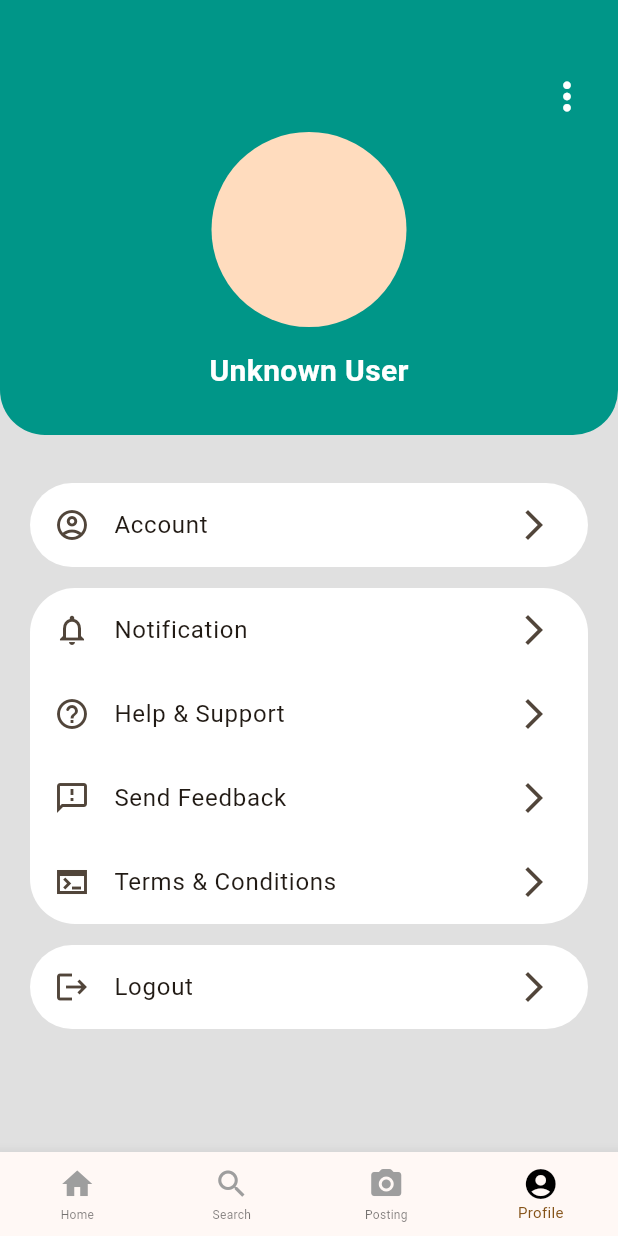
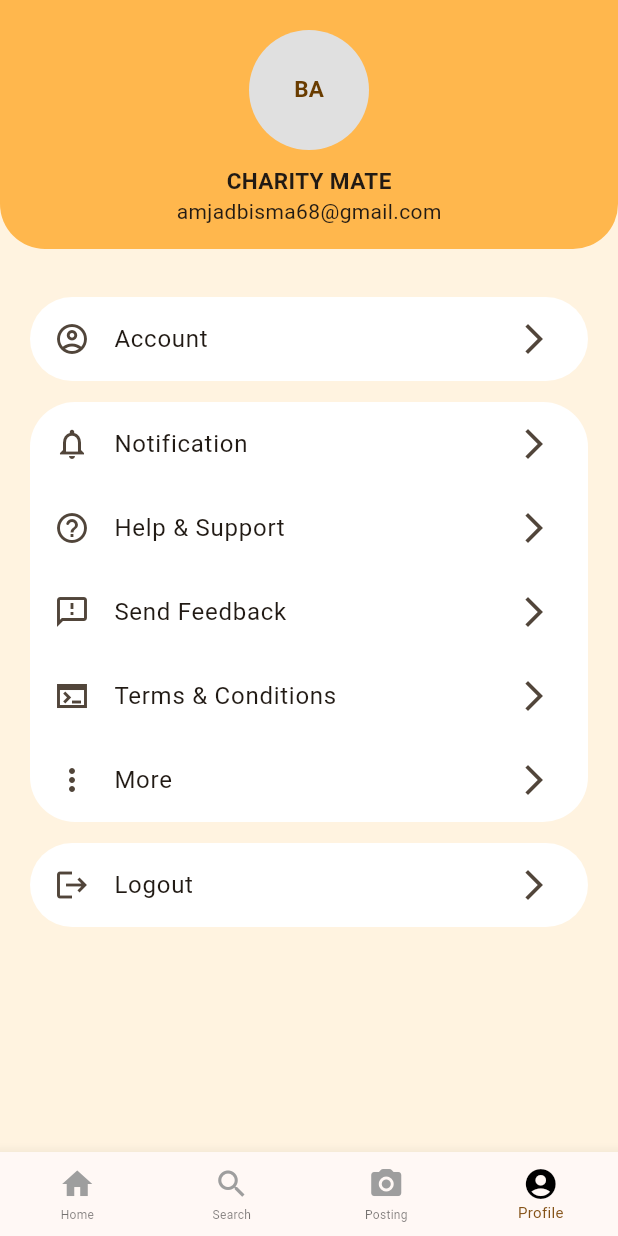
Before and after one commit to AqsaKhalid014/charitymateyellow, a Flutter app: the screen it shows after launch, item 4 of the bottom bar chosen, on a phone screen of 412 x 824 dp. Run offline on Flutter 3.47's test engine with Material 3 defaults, Android fonts, the phone set to English and light mode, and no system bars; our stand-ins replace animated_text_kit, carousel_slider, firebase_auth, firebase_core, font_awesome_flutter, geocoding and 4 more; accounts and stored records are empty; network calls fail.

Commit message:
Add files via upload

```diff
--- a/lib/profilescreen.dart
+++ b/lib/profilescreen.dart
@@ -29,15 +29,15 @@ class _ProfileState extends State<Profilescreen> {
   @override
   Widget build(BuildContext context) {
     return Scaffold(
-      backgroundColor: Colors.grey.shade300,
+      backgroundColor: Colors.orange.shade50,
       body: SingleChildScrollView(
         child: Column(
           children: [
             Container(
-              height: 290,
+              height: 166,
               width: double.infinity,
               decoration: BoxDecoration(
-                color: Colors.teal,
+                color: Colors.orange.shade300,
                 borderRadius: const BorderRadius.only(
                   bottomLeft: Radius.circular(30),
                   bottomRight: Radius.circular(30),
@@ -45,41 +45,23 @@ class _ProfileState extends State<Profilescreen> {
               ),
               child: Column(
                 children: [
-                  const SizedBox(height: 40),
-                  Row(
-                    children: [
-                      const Spacer(),
-                      IconButton(
-                        onPressed: () {
-                          Navigator.push(
-                            context,
-                            MaterialPageRoute(
-                              builder: (context) => profilemorescreen(),
-                            ),
-                          );
-                        },
-                        icon: const Icon(
-                          Icons.more_vert,
-                          color: Colors.white,
-                          size: 30,
-                        ),
-                      ),
-                      const SizedBox(width: 10),
-                    ],
-                  ),
-                  const CircleAvatar(
-                    radius: 65,
-                    // backgroundImage: AssetImage('assets/profile_pic.png'),
-                  ),
-                  const SizedBox(height: 15),
-                  Text(
-                    userName,
-                    style: const TextStyle(
-                      fontWeight: FontWeight.bold,
-                      fontSize: 20,
-                      color: Colors.white,
+                  SizedBox(height: 20),
+                  CircleAvatar(
+                    radius: 40,
+                    backgroundColor: Colors.grey.shade300,
+                    child: Text(
+                      'BA',
+                      style:
+                          TextStyle(fontSize: 15, fontWeight: FontWeight.bold),
                     ),
                   ),
+                  SizedBox(height: 10),
+                  Text(
+                    'CHARITY MATE',
+                    style: TextStyle(fontSize: 15, fontWeight: FontWeight.bold),
+                  ),
+                  Text('amjadbisma68@gmail.com'),
+                  SizedBox(height: 15),
                 ],
               ),
             ),
@@ -150,6 +132,14 @@ class _ProfileState extends State<Profilescreen> {
                         leading: Icon(Icons.terminal_sharp),
                       ),
                     ),
+                    InkWell(
+                      onTap: () {},
+                      child: ListTile(
+                        trailing: Icon(Icons.arrow_forward_ios_sharp),
+                        title: Text('More'),
+                        leading: Icon(Icons.more_vert_outlined),
+                      ),
+                    ),
                   ],
                 ),
               ),
```
Also changed, not shown: lib/Homescreen.dart (+97 -34 lines), lib/functions.dart (+93 -7 lines).
